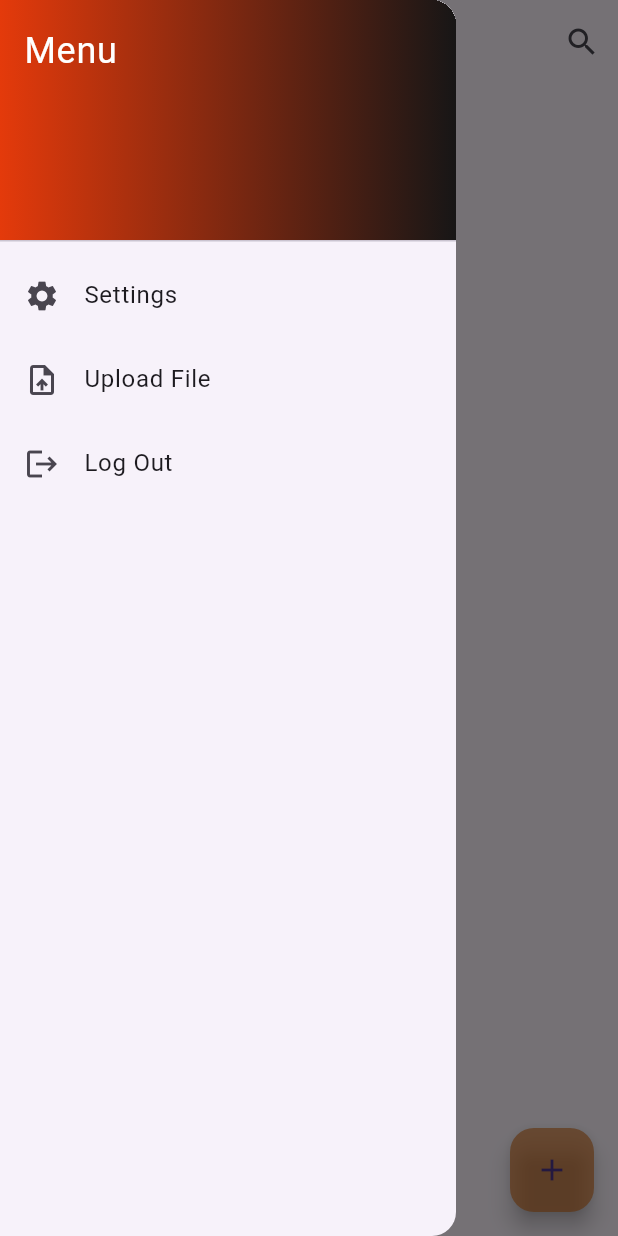
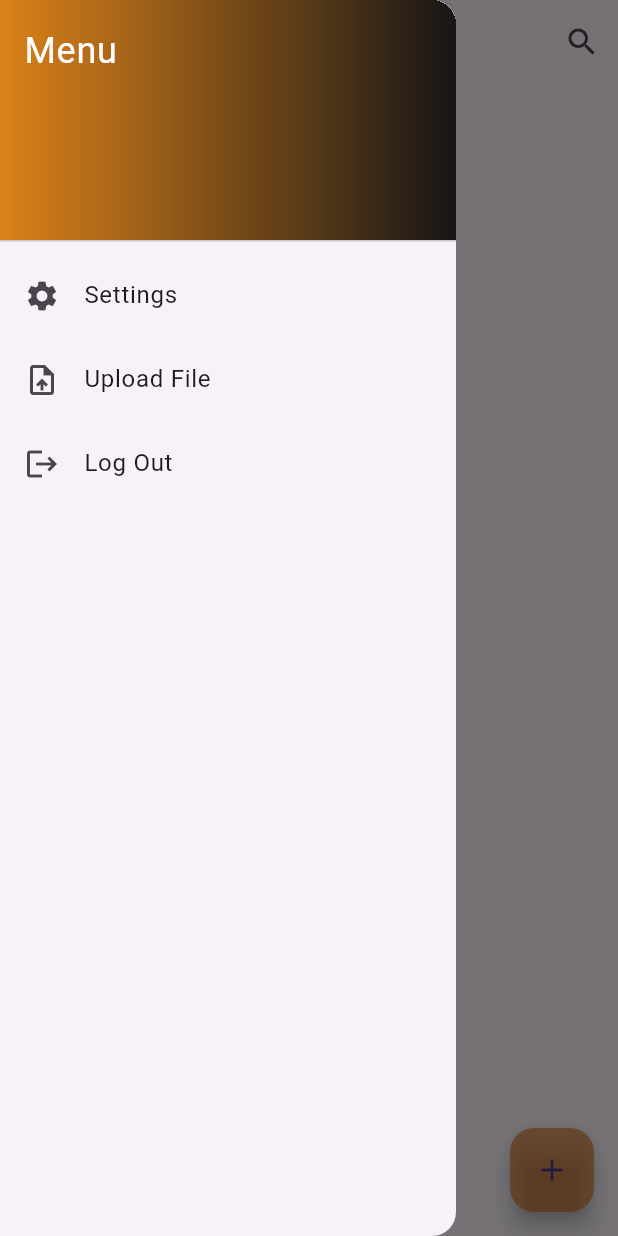
Before and after one commit to DaniloVrancic/s3-client, a Flutter app: the screen it shows after launch, with the side drawer open, on a phone screen of 412 x 824 dp. Run offline on Flutter 3.47's test engine with Material 3 defaults, Android fonts, the phone set to English and light mode, and no system bars; our stand-ins replace file_picker, get; generated files the repository leaves out were written again.

Commit message:
DW: 0.3: Design changes made

```diff
--- /dev/null
+++ b/devtools_options.yaml
@@ -0,0 +1,3 @@
+description: This file stores settings for Dart & Flutter DevTools.
+documentation: https://docs.flutter.dev/tools/devtools/extensions#configure-extension-enablement-states
+extensions:
--- a/lib/src/screens/home_page/home_page.dart
+++ b/lib/src/screens/home_page/home_page.dart
@@ -57,7 +57,7 @@ class _HomePageWidgetState extends State<HomePageWidget> {
               decoration: BoxDecoration(
                 color: Colors.orange,
                 gradient: LinearGradient(colors: [
-            Color.fromARGB(255, 228, 58, 11),
+            Color.fromARGB(255, 220, 130, 25),
             Color.fromARGB(255, 23, 22, 22)
           ])
               ),
--- a/lib/src/widgets/file_item/file_item.dart
+++ b/lib/src/widgets/file_item/file_item.dart
@@ -45,7 +45,8 @@ class FileItem extends StatelessWidget {
                 onRemove();
                 Navigator.of(context).pop();
               },
-              child: const Text("Remove"),
+              child: const Text("Remove",
+                                style: TextStyle(color: Colors.orangeAccent),),
             ),
           ],
         );
--- a/pubspec.yaml
+++ b/pubspec.yaml
@@ -23,7 +23,7 @@ dev_dependencies:
   flutter_test:
     sdk: flutter
 
-  flutter_lints: ^4.0.0
+  flutter_lints: ^5.0.0
 
 flutter:
   uses-material-design: true
```
Also changed, not shown: pubspec.lock.
